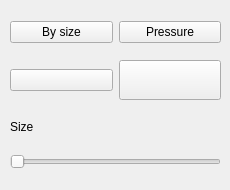
This is src/touch/pen/pen_ui.ui in giacomogroppi/writernote-qt as Qt 5 draws it before an edit. The edited form follows.
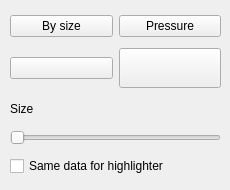
This is the edited form. Icons and pictures are not drawn.

Diff of the .ui file:
```diff
--- a/src/touch/pen/pen_ui.ui
+++ b/src/touch/pen/pen_ui.ui
@@ -111,6 +111,13 @@
       </property>
      </widget>
     </item>
+    <item>
+     <widget class="QCheckBox" name="checkBox">
+      <property name="text">
+       <string>Same data for highlighter</string>
+      </property>
+     </widget>
+    </item>
    </layout>
   </widget>
  </widget>
```
